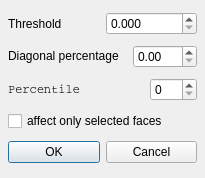
Above: src/meshlab/ui/GenericELDialog.ui from cnr-isti-vclab/meshlab before the change. Below: the same form after it.
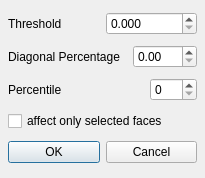
That is the form after the change. Icons and pictures are not drawn.

```diff
--- a/src/meshlab/ui/GenericELDialog.ui
+++ b/src/meshlab/ui/GenericELDialog.ui
@@ -57,7 +57,7 @@
      <item>
       <widget class="QLabel" name="label_2" >
        <property name="text" >
-        <string>&lt;html>&lt;head>&lt;meta name=&quot;qrichtext&quot; content=&quot;1&quot; />&lt;/head>&lt;body style=&quot; white-space: pre-wrap; font-family:MS Shell Dlg; font-weight:400; font-style:normal; text-decoration:none;&quot;>&lt;pre style=&quot; margin-top:12px; margin-bottom:12px; margin-left:0px; margin-right:0px; -qt-block-indent:0; text-indent:0px;&quot;>&lt;span style=&quot; font-family:Courier New,courier;&quot;>Percentile&lt;/span>&lt;/pre>&lt;/body>&lt;/html></string>
+        <string>Percentile</string>
        </property>
       </widget>
      </item>
@@ -97,7 +97,7 @@
      <item>
       <widget class="QLabel" name="label" >
        <property name="text" >
-        <string>&lt;html>&lt;head>&lt;meta name=&quot;qrichtext&quot; content=&quot;1&quot; />&lt;/head>&lt;body style=&quot; white-space: pre-wrap; font-family:MS Shell Dlg; font-weight:400; font-style:normal; text-decoration:none;&quot;>&lt;p style=&quot; margin-top:0px; margin-bottom:0px; margin-left:0px; margin-right:0px; -qt-block-indent:0; text-indent:0px;&quot;>&lt;span style=&quot; color:#000000;&quot;>Diagonal percentage&lt;/span>&lt;/p>&lt;/body>&lt;/html></string>
+        <string>Diagonal Percentage</string>
        </property>
       </widget>
      </item>
```
Left out of the diff: 3 changed lines with no effect on the pictures.
